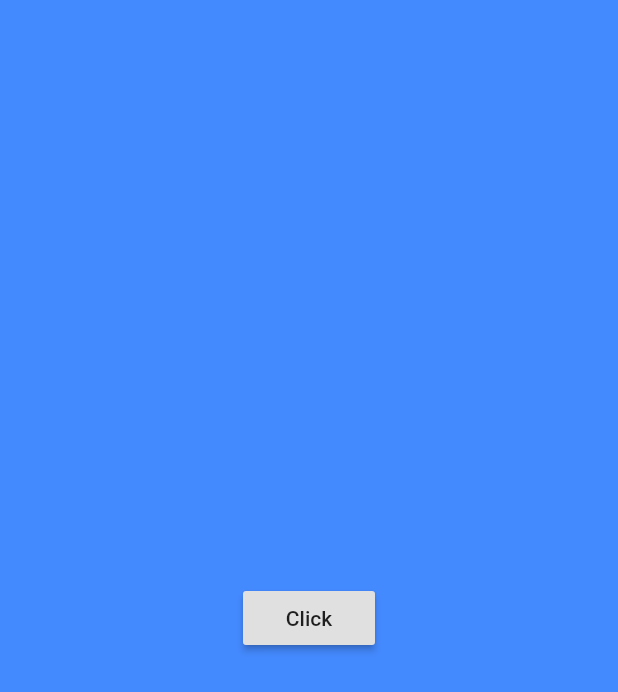
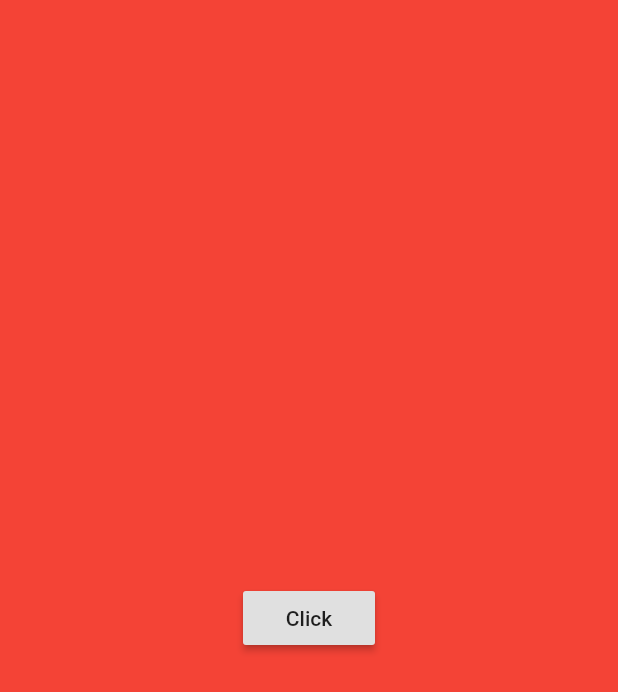
Before and after one commit to kongaman/flutter-beginnersCourse, a Flutter app: the screen it shows after launch, after a tap on "Click", on a phone screen of 412 x 824 dp. Shown: the top 692 px of the screen. Run offline on Flutter 3.47's test engine with Material 2 defaults, Android fonts, the phone set to English and light mode, and no system bars.

Commit message:
change color - doesnt work

```diff
--- a/lib/main.dart
+++ b/lib/main.dart
@@ -12,18 +12,25 @@ class MyStatefulWidget extends StatefulWidget {
 }
 
 class _MyStatefulWidgetState extends State<MyStatefulWidget> {
+
+  var myColor = Colors.red;
+
+  changeColor() {
+    print(myColor);
+    myColor = Colors.blue;
+    print(myColor);
+  }
+
   @override
   Widget build(BuildContext context) {
     return Container(
-      color: Colors.blueAccent,
+      color: myColor,
       child: Center(
         child: RaisedButton(
-          child: Text(
-            "Click",
-            textDirection: TextDirection.ltr,
-          ),
+          child: Text("Click"),
           onPressed: () {
             print("Hi from statefullWidget");
+            changeColor();
           },
         ),
       ),
```
Also changed, not shown: 1 other file.
